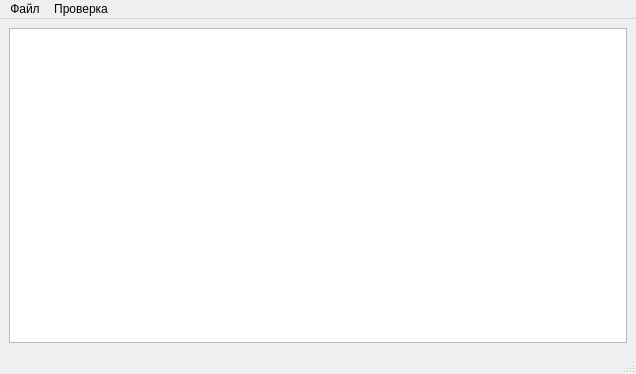
sikuda/kladr, file winkladr.ui: the form before one commit.
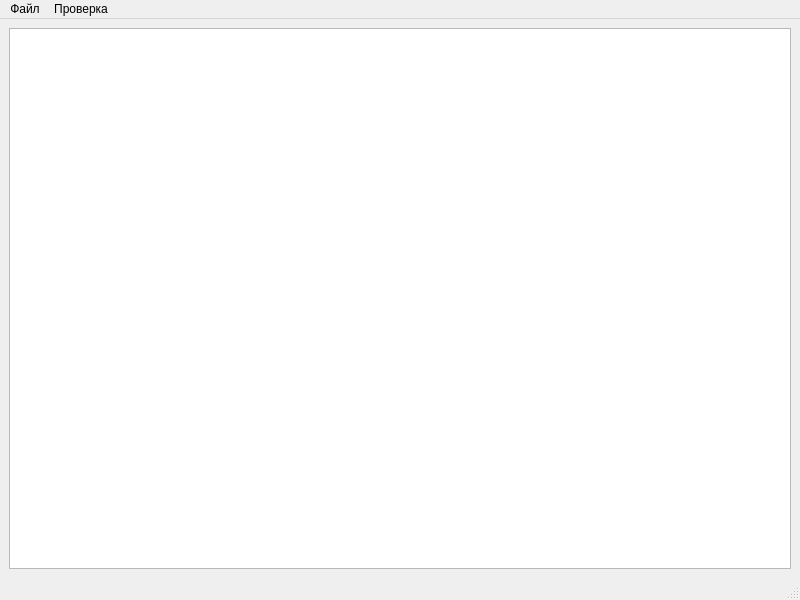
The form after the commit.

Diff of the .ui file:
```diff
--- a/winkladr.ui
+++ b/winkladr.ui
@@ -1,12 +1,12 @@
 <ui version="4.0" >
  <class>winkladrClass</class>
- <widget class="QMainWindow" name="winkladrClass" >
-  <property name="geometry" >
+ <widget class="QMainWindow" name="winkladrClass">
+  <property name="geometry">
    <rect>
     <x>0</x>
     <y>0</y>
-    <width>636</width>
-    <height>374</height>
+    <width>800</width>
+    <height>600</height>
    </rect>
   </property>
   <property name="windowTitle" >
@@ -19,31 +19,31 @@
     </item>
    </layout>
   </widget>
-  <widget class="QMenuBar" name="menubar" >
-   <property name="geometry" >
+  <widget class="QMenuBar" name="menubar">
+   <property name="geometry">
     <rect>
      <x>0</x>
      <y>0</y>
-     <width>636</width>
+     <width>800</width>
      <height>21</height>
     </rect>
    </property>
-   <widget class="QMenu" name="menuFile" >
-    <property name="title" >
+   <widget class="QMenu" name="menuFile">
+    <property name="title">
      <string>Файл</string>
     </property>
     <addaction name="actionLoad_form_DBF" />
     <addaction name="separator" />
     <addaction name="actionExit" />
    </widget>
-   <widget class="QMenu" name="menuTest" >
-    <property name="title" >
+   <widget class="QMenu" name="menuTest">
+    <property name="title">
      <string>Проверка</string>
     </property>
     <addaction name="actionInputAddress" />
    </widget>
-   <addaction name="menuFile" />
-   <addaction name="menuTest" />
+   <addaction name="menuFile"/>
+   <addaction name="menuTest"/>
   </widget>
   <widget class="QStatusBar" name="statusbar" />
   <action name="actionExit" >
```
Left out of the diff: 35 changed lines with no effect on the pictures.
